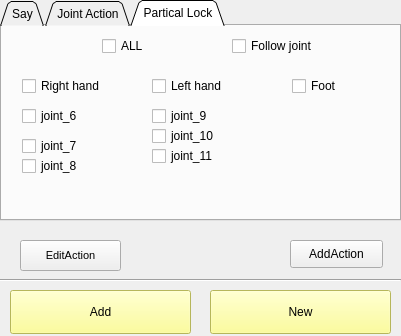
DatTran262/DO_AN, file AddAction.ui: the form before one commit.
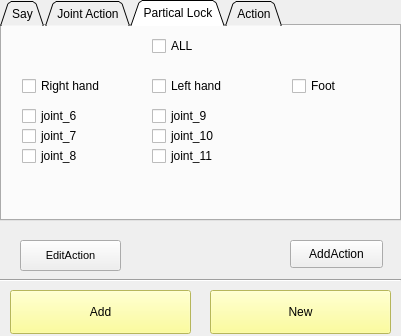
The form after the commit. The open tabs and pages were chosen to show the change. Icons and pictures are not drawn.

```diff
--- a/AddAction.ui
+++ b/AddAction.ui
@@ -131,7 +131,7 @@
     <widget class="QCheckBox" name="checkBoxALL">
      <property name="geometry">
       <rect>
-       <x>100</x>
+       <x>150</x>
        <y>10</y>
        <width>81</width>
        <height>20</height>
@@ -180,19 +180,6 @@
       <string>Foot</string>
      </property>
     </widget>
-    <widget class="QCheckBox" name="checkBoxFJ">
-     <property name="geometry">
-      <rect>
-       <x>230</x>
-       <y>10</y>
-       <width>101</width>
-       <height>20</height>
-      </rect>
-     </property>
-     <property name="text">
-      <string>Follow joint</string>
-     </property>
-    </widget>
     <widget class="QCheckBox" name="checkBoxH_9">
      <property name="geometry">
       <rect>
@@ -249,7 +236,7 @@
      <property name="geometry">
       <rect>
        <x>20</x>
-       <y>110</y>
+       <y>100</y>
        <width>91</width>
        <height>20</height>
       </rect>
@@ -262,7 +249,7 @@
      <property name="geometry">
       <rect>
        <x>20</x>
-       <y>130</y>
+       <y>120</y>
        <width>91</width>
        <height>20</height>
       </rect>
@@ -272,6 +259,21 @@
      </property>
     </widget>
    </widget>
+   <widget class="QWidget" name="Zip">
+    <attribute name="title">
+     <string>Action</string>
+    </attribute>
+    <widget class="QListWidget" name="lwdZip">
+     <property name="geometry">
+      <rect>
+       <x>0</x>
+       <y>0</y>
+       <width>401</width>
+       <height>201</height>
+      </rect>
+     </property>
+    </widget>
+   </widget>
   </widget>
   <widget class="QPushButton" name="btnSAVE">
    <property name="geometry">
```
Left out of the diff: 2 changed lines with no effect on the pictures.
